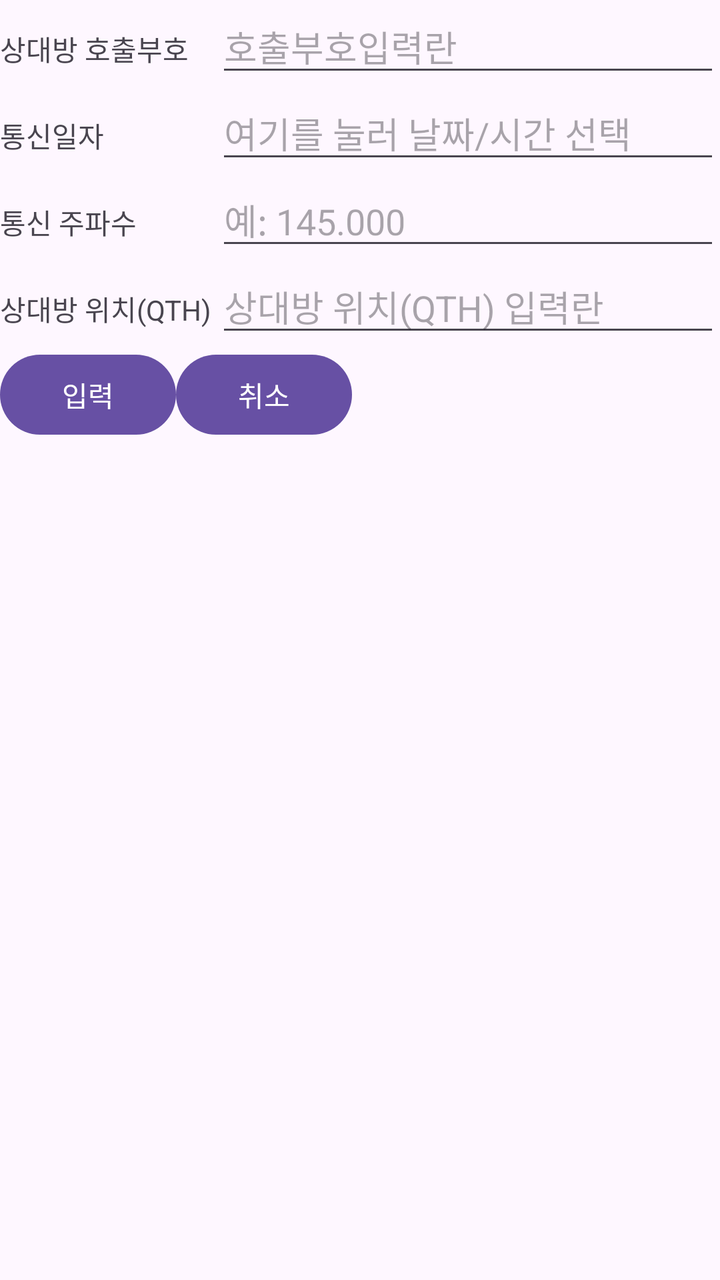
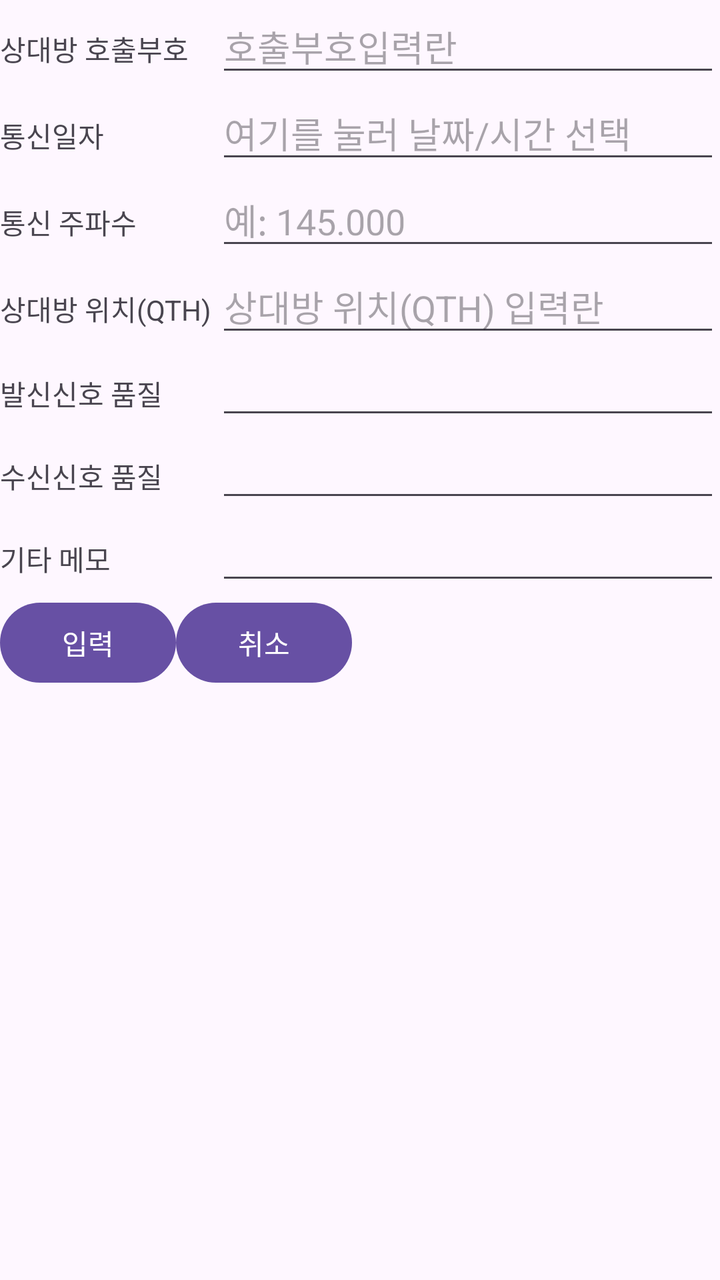

Before-and-after screenshots of an Android layout around one commit, followed by the original layout XML and the change that was made.
<!-- AndroidManifest.xml: application theme Theme.HamApp -->
<!-- res/layout/add_contact_log.xml -->
<?xml version="1.0" encoding="utf-8"?>
<androidx.constraintlayout.widget.ConstraintLayout xmlns:android="http://schemas.android.com/apk/res/android"
    android:layout_width="match_parent"
    android:layout_height="match_parent">



    <LinearLayout
        android:orientation="vertical"
        android:layout_width="match_parent"
        android:layout_height="match_parent">
        
        <LinearLayout
            android:orientation="horizontal"
            android:layout_width="match_parent"
            android:layout_height="wrap_content">
            <TextView
                android:text="상대방 호출부호"
                android:layout_width="0dp"
                android:layout_height="wrap_content"
                android:layout_weight="3"/>

            <EditText
                android:id="@+id/etCallSign"
                android:layout_width="0dp"
                android:layout_height="wrap_content"
                android:inputType="text"
                android:text=""
                android:ems="10"
                android:maxLength="6"
                android:layout_weight="7"
                android:hint="호출부호입력란"
                />
        </LinearLayout>
        
        <LinearLayout
            android:orientation="horizontal"
            android:layout_width="match_parent"
            android:layout_height="wrap_content">
            <TextView
                android:text="통신일자"
                android:layout_width="0dp"
                android:layout_height="wrap_content"
                android:layout_weight="3"/>

            <EditText
                android:id="@+id/etDate"
                android:layout_width="0dp"
                android:layout_height="wrap_content"
                android:layout_weight="7"
                android:hint="여기를 눌러 날짜/시간 선택"
                android:inputType="none"
                android:focusable="false"
                android:clickable="true"
                android:ems="10" />
        </LinearLayout>
        
        <LinearLayout
            android:orientation="horizontal"
            android:layout_width="match_parent"
            android:layout_height="wrap_content">
            <TextView
                android:text="통신 주파수"
                android:layout_width="0dp"
                android:layout_height="wrap_content"
                android:layout_weight="3"/>

            <EditText
                android:id="@+id/etFrequency"
                android:layout_width="0dp"
                android:layout_height="wrap_content"
                android:inputType="numberDecimal"
                android:digits="0123456789."
                android:text=""
                android:ems="10"
                android:maxLength="8"
                android:layout_weight="7"
                android:hint="예: 145.000"
                />
        </LinearLayout>
        
        <LinearLayout
            android:orientation="horizontal"
            android:layout_width="match_parent"
            android:layout_height="wrap_content">
            <TextView
                android:text="상대방 위치(QTH)"
                android:layout_width="0dp"
                android:layout_height="wrap_content"
                android:layout_weight="3"/>

            <EditText
                android:id="@+id/etQTH"
                android:layout_width="0dp"
                android:layout_height="wrap_content"
                android:inputType="text"
                android:text=""
                android:ems="10"
                android:maxLength="15"
                android:layout_weight="7"
                android:hint="상대방 위치(QTH) 입력란"
                />
        </LinearLayout>

        <LinearLayout
            android:orientation="horizontal"
            android:layout_width="match_parent"
            android:layout_height="wrap_content">
            <Button
                android:id="@+id/btnSubmit"
                android:text="입력"
                android:layout_width="wrap_content"
                android:layout_height="wrap_content" />
            <Button
                android:id="@+id/btnCancel"
                android:text="취소"
                android:layout_width="wrap_content"
                android:layout_height="wrap_content" />

        </LinearLayout>


    </LinearLayout>



</androidx.constraintlayout.widget.ConstraintLayout>
<!-- resources referenced by this layout -->
<resources>
  <style name="Theme.HamApp" parent="Base.Theme.HamApp" />
  <style name="Base.Theme.HamApp" parent="Theme.Material3.DayNight.NoActionBar">
          
          
      </style>
</resources>

<!-- the commit's change to res/layout/add_contact_log.xml (unified diff, before → after) -->
@@ -101,6 +101,75 @@
                 android:hint="상대방 위치(QTH) 입력란"
                 />
         </LinearLayout>
+        
+        <LinearLayout
+            android:orientation="horizontal"
+            android:layout_width="match_parent"
+            android:layout_height="wrap_content">
+            <TextView
+                android:text="발신신호 품질"
+                android:layout_width="0dp"
+                android:layout_height="wrap_content"
+                android:layout_weight="3"/>
+
+            <EditText
+                android:id="@+id/etRstSent"
+                android:layout_width="0dp"
+                android:layout_height="wrap_content"
+                android:inputType="number"
+                android:text=""
+                android:ems="10"
+                android:maxLength="2"
+                android:layout_weight="7"
+                android:hint=""
+                />
+        </LinearLayout>
+        
+        <LinearLayout
+            android:orientation="horizontal"
+            android:layout_width="match_parent"
+            android:layout_height="wrap_content">
+            <TextView
+                android:text="수신신호 품질"
+                android:layout_width="0dp"
+                android:layout_height="wrap_content"
+                android:layout_weight="3"/>
+
+            <EditText
+                android:id="@+id/etrstRcvd"
+                android:layout_width="0dp"
+                android:layout_height="wrap_content"
+                android:inputType="number"
+                android:text=""
+                android:ems="10"
+                android:maxLength="2"
+                android:layout_weight="7"
+                android:hint=""
+                />
+        </LinearLayout>
+        
+        <LinearLayout
+            android:orientation="horizontal"
+            android:layout_width="match_parent"
+            android:layout_height="wrap_content">
+            <TextView
+                android:text="기타 메모"
+                android:layout_width="0dp"
+                android:layout_height="wrap_content"
+                android:layout_weight="3"/>
+
+            <EditText
+                android:id="@+id/etMemo"
+                android:layout_width="0dp"
+                android:layout_height="wrap_content"
+                android:inputType="text"
+                android:text=""
+                android:ems="10"
+                android:maxLength="140"
+                android:layout_weight="7"
+                android:hint=""
+                />
+        </LinearLayout>
 
         <LinearLayout
             android:orientation="horizontal"
